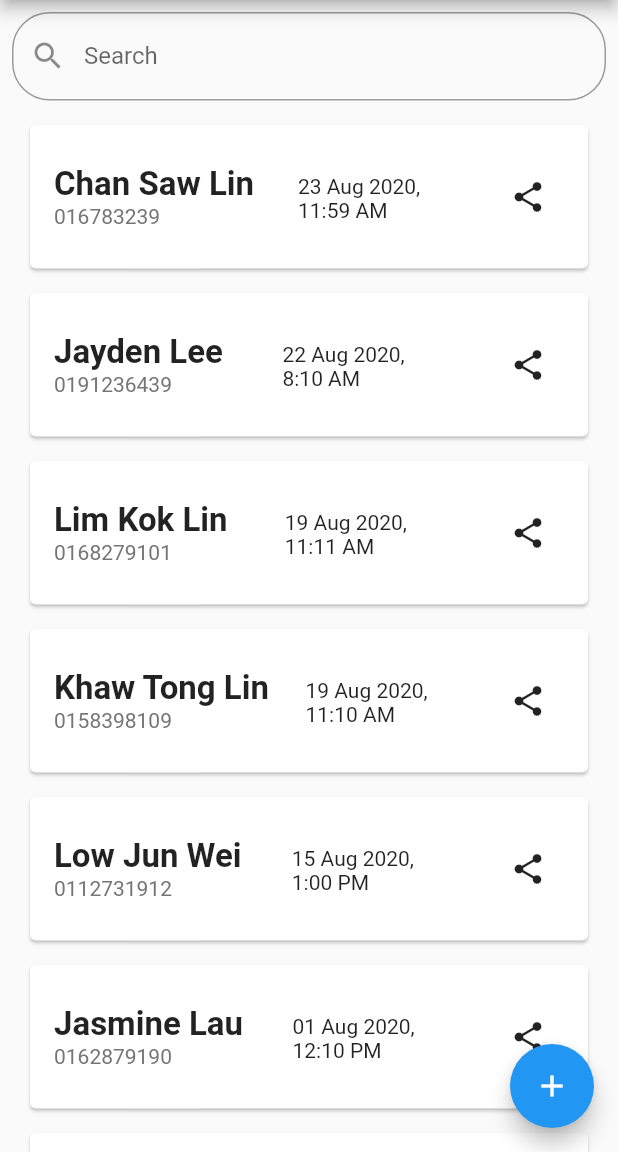
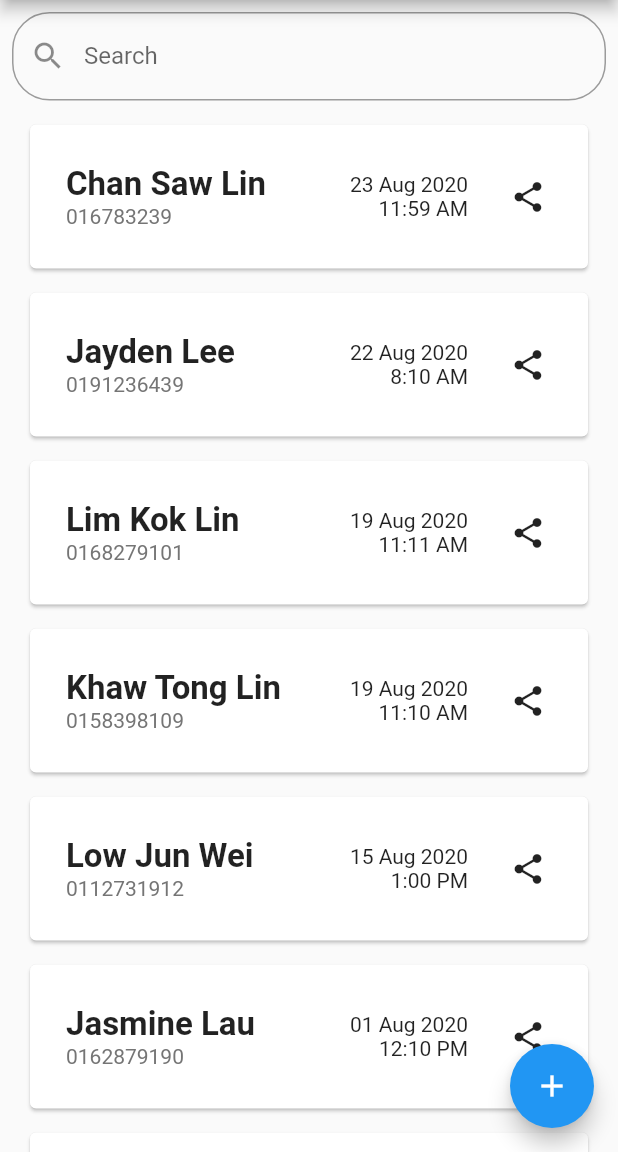
Before and after one commit to ahmdirfnz/Attendance-Record, a Flutter app: the HomeScreen screen opened directly, on a phone screen of 412 x 824 dp, the part 84-1236 px from its top. Run offline on Flutter 3.47's test engine with Material 2 defaults, Android fonts, the phone set to English and light mode, and no system bars; our stand-ins replace shared_preferences, timeago; missing offline and left inert: social_share; accounts and stored records are empty.

Commit message:
update UI listview

```diff
--- a/lib/screens/home_screen.dart
+++ b/lib/screens/home_screen.dart
@@ -175,21 +175,19 @@ class _HomeScreenState extends State<HomeScreen> {
                     child: InkWell(
                       onTap: () => _openDetailScreen(attendee),
                       child: Padding(
-                        padding: const EdgeInsets.only(left: 16, right: 16, top: 24, bottom: 24),
+                        padding: const EdgeInsets.only(left: 24, right: 16, top: 24, bottom: 24),
                         child: Row(
                           mainAxisAlignment: MainAxisAlignment.spaceBetween,
                           children: [
-                            Column(
+                            Expanded(
+                              child: Column(
                                 crossAxisAlignment: CrossAxisAlignment.start,
                                 children: [
-                                InkWell(
-                                  onTap: () {},
-                                  child: Text(
+                                  Text(
                                     attendee.user,
                                     style: const TextStyle(
                                         fontWeight: FontWeight.bold,
                                         fontSize: 22),
-                                  ),
                                   ),
                                   Text(
                                     attendee.phone,
@@ -197,18 +195,15 @@ class _HomeScreenState extends State<HomeScreen> {
                                   ),
                                 ],
                               ),
-                            SizedBox(
-                              height: 30,
-                              width: 100,
-                              child: Text(
+                            ),
+                            Text(
                                   _flagChangeDateFormat
                                       ? timeago.format(DateTime.parse(
                                           attendee.checkIn))
-                                        : DateFormat("dd MMM yyyy, h:mm a")
+                                      : DateFormat("dd MMM yyyy\n h:mm a")
                                           .format(DateTime.parse(
-                                                attendee.checkIn))),
-                                // '$_counter'
-                              ),
+                                              attendee.checkIn)), textAlign: TextAlign.right,),
+                            const SizedBox(width: 16),
                             IconButton(
                                 onPressed: () async {
                                   SocialShare.shareOptions(attendee.checkIn);
```
Lines whose indentation alone changed are shown as unchanged.
